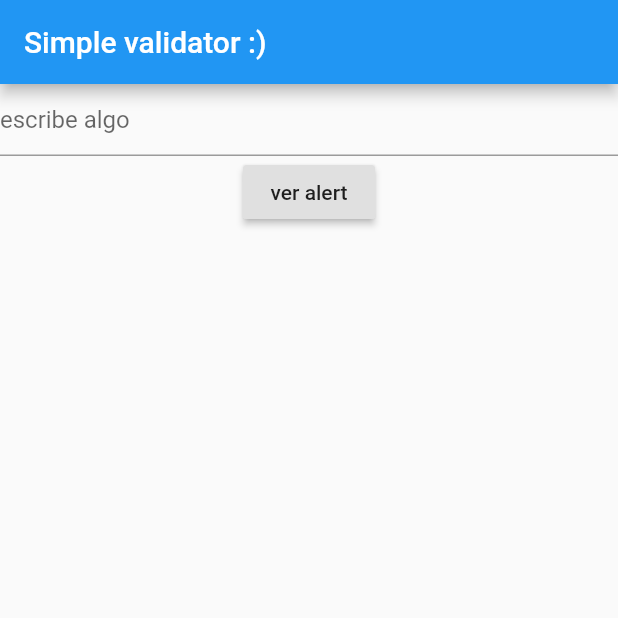
After one commit to DevelopersGTTest/DARTEXP, a Flutter app: the ValidationHck screen opened directly, on a phone screen of 412 x 824 dp, the top half of it. The commit adds this screen. Run offline on Flutter 3.47's test engine with Material 2 defaults, Android fonts, the phone set to English and light mode, and no system bars.

Commit message:
initial app validator

```diff
--- a/hello_world/lib/src/textfield.dart
+++ b/hello_world/lib/src/textfield.dart
@@ -7,11 +7,13 @@ class MyTextField extends StatefulWidget {
 
 class _MyTextFieldState extends State<MyTextField> {
   String textTying = "";
+  final TextEditingController ctrl = TextEditingController();
 
   //catch value input
   void onSubmitted(String value){
     setState(() {
       textTying = textTying + "\n" + value;
+      this.ctrl.text = ""; //clean value input
     });
   }
 
@@ -26,6 +28,7 @@ class _MyTextFieldState extends State<MyTextField> {
          TextField(
            decoration: InputDecoration(hintText: "que estas pensando" ),
            onSubmitted: this.onSubmitted,
+           controller:  this.ctrl,
          ),
          Text(this.textTying)
        ],),
--- /dev/null
+++ b/validations_flow/lib/flow/validation.dart
@@ -0,0 +1,28 @@
+import 'package:flutter/material.dart';
+
+class ValidationHck extends StatefulWidget {
+  @override
+  _ValidationHckState createState() => new _ValidationHckState();
+ }
+
+class _ValidationHckState extends State<ValidationHck> {
+  @override
+  Widget build(BuildContext context) {
+   return Scaffold(
+     appBar: AppBar(
+       title: Text("Simple validator :)"),
+     ),
+     body: Container(
+      child: Column(children: <Widget>[
+        TextField(
+          decoration:  InputDecoration(hintText:  "escribe algo"),
+        ),
+        RaisedButton(
+          child: Text("ver alert"),
+          onPressed: (){},
+          )
+      ],),
+     ),
+   );
+  }
+}
```
Also changed, not shown: validations_flow/lib/main.dart (added, +8 -0 lines), validations_flow/pubspec.yaml (added, +72 -0 lines), validations_flow/pubspec.lock (added), 53 other files.
